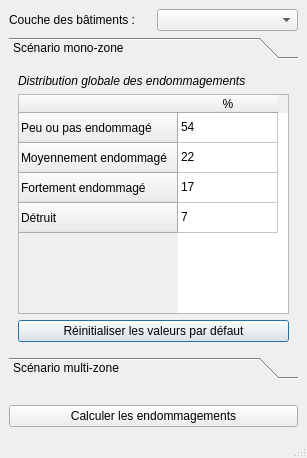
This is simu_damage2/simu_damage2_main_window1.ui in quythytruong/depos_outils_simu as Qt 5 draws it before an edit. The edited form follows.
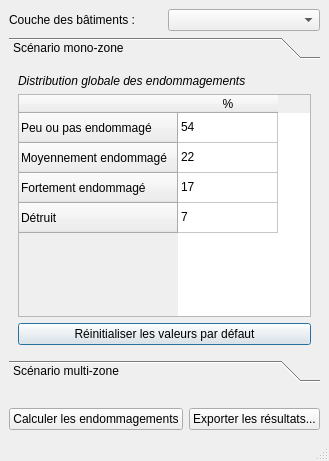
This is the edited form. Custom widgets are drawn as their Qt base class.

Commit message:
Fonction d'export des données simulées
sous forme de Geopackage contenant :
- La couche de sortie (bâtiments endommagés)
- Les paramètres d'entrée (emplacement des couches d'entrée, pourcentages d'endommagements avec ou sans prise en compte d'un zonage)

The edit to the form file:
```diff
--- a/simu_damage2/simu_damage2_main_window1.ui
+++ b/simu_damage2/simu_damage2_main_window1.ui
@@ -7,7 +7,7 @@
     <x>0</x>
     <y>0</y>
     <width>307</width>
-    <height>458</height>
+    <height>461</height>
    </rect>
   </property>
   <property name="windowTitle">
@@ -18,19 +18,6 @@
   </property>
   <widget class="QWidget" name="centralwidget">
    <layout class="QGridLayout" name="gridLayout">
-    <item row="4" column="0">
-     <widget class="QPushButton" name="pushButton_2">
-      <property name="sizePolicy">
-       <sizepolicy hsizetype="Expanding" vsizetype="Fixed">
-        <horstretch>0</horstretch>
-        <verstretch>0</verstretch>
-       </sizepolicy>
-      </property>
-      <property name="text">
-       <string>Calculer les endommagements</string>
-      </property>
-     </widget>
-    </item>
     <item row="2" column="0">
      <widget class="QToolBox" name="toolBox">
       <property name="currentIndex">
@@ -42,7 +29,7 @@
          <x>0</x>
          <y>0</y>
          <width>289</width>
-         <height>262</height>
+         <height>263</height>
         </rect>
        </property>
        <attribute name="label">
@@ -293,6 +280,30 @@
       </property>
      </spacer>
     </item>
+    <item row="4" column="0">
+     <layout class="QHBoxLayout" name="horizontalLayout_2">
+      <item>
+       <widget class="QPushButton" name="pushButton_2">
+        <property name="sizePolicy">
+         <sizepolicy hsizetype="Expanding" vsizetype="Fixed">
+          <horstretch>0</horstretch>
+          <verstretch>0</verstretch>
+         </sizepolicy>
+        </property>
+        <property name="text">
+         <string>Calculer les endommagements</string>
+        </property>
+       </widget>
+      </item>
+      <item>
+       <widget class="QPushButton" name="export_pushButton">
+        <property name="text">
+         <string>Exporter les résultats...</string>
+        </property>
+       </widget>
+      </item>
+     </layout>
+    </item>
    </layout>
   </widget>
   <widget class="QMenuBar" name="menubar">
```
Left out of the diff: 2 changed lines with no effect on the pictures. The commit also changes 3 other files.
